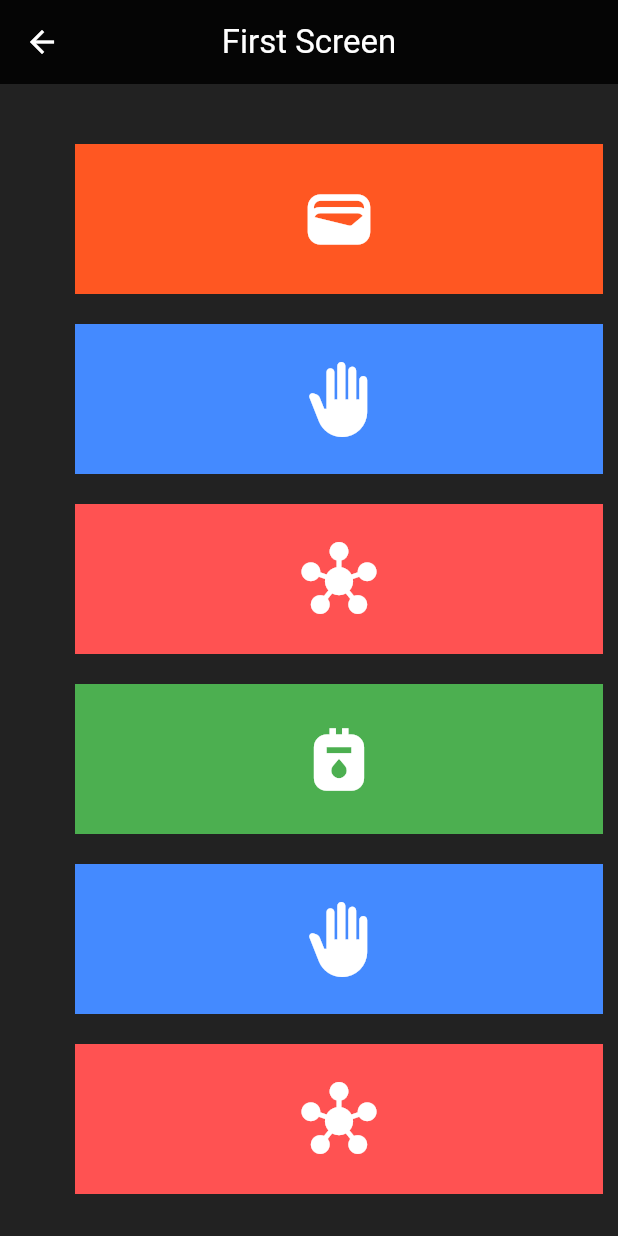
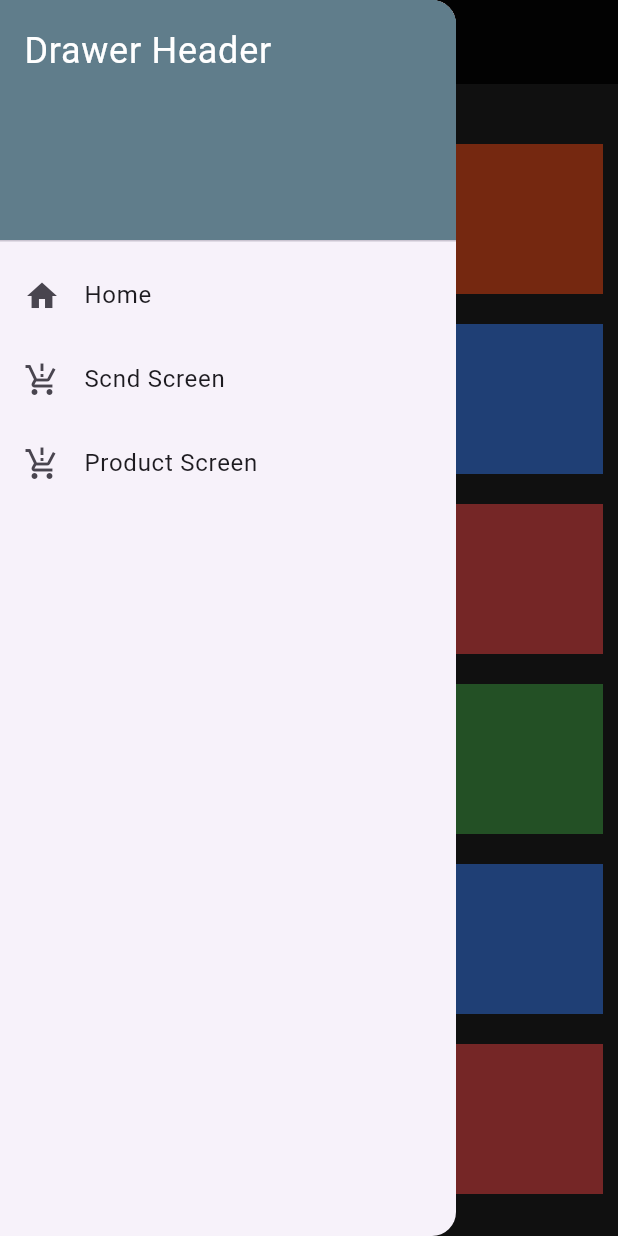
Before and after one commit to Owaisk23/2308B2, a Flutter app: the FirstScreen screen opened directly, with the side drawer open (before the commit the screen has no drawer), on a phone screen of 412 x 824 dp. Run offline on Flutter 3.47's test engine with Material 3 defaults, Android fonts, the phone set to English and light mode, and no system bars; our stand-ins replace device_preview; network calls fail.

Commit message:
added drawer

```diff
--- /dev/null
+++ b/MobAppDevelopment/Flutter/firstproject/lib/drawerSide.dart
@@ -0,0 +1,56 @@
+import 'package:firstproject/firstScreen.dart';
+import 'package:firstproject/product.dart';
+import 'package:firstproject/scndScreen.dart';
+import 'package:flutter/material.dart';
+
+class DrawerSide extends StatefulWidget {
+  const DrawerSide({ Key? key }) : super(key: key);
+
+  @override
+  _DrawerSideState createState() => _DrawerSideState();
+}
+
+class _DrawerSideState extends State<DrawerSide> {
+  @override
+  Widget build(BuildContext context) {
+    return Drawer(
+      child: ListView(
+        padding: EdgeInsets.zero,
+        children: [
+          DrawerHeader(
+            decoration: BoxDecoration(
+              color: Colors.blueGrey
+            ),
+            child: Text('Drawer Header',
+              style: TextStyle(
+                color: Colors.white,
+                fontSize: 24,
+              ),
+            ),
+          ),
+          ListTile(
+            leading: Icon(Icons.home),
+            title: Text('Home'),
+            onTap: () {
+              Navigator.push(context, MaterialPageRoute(builder: (context) => FirstScreen()));
+            },
+          ),
+          ListTile(
+            leading: Icon(Icons.production_quantity_limits),
+            title: Text('Scnd Screen'),
+            onTap: () {
+              Navigator.push(context, MaterialPageRoute(builder: (context) => ScndScreen()));
+            },
+          ),
+          ListTile(
+            leading: Icon(Icons.production_quantity_limits),
+            title: Text('Product Screen'),
+            onTap: () {
+              Navigator.push(context, MaterialPageRoute(builder: (context) => Product()));
+            },
+          ),
+        ],
+      ),
+    );
+  }
+}
--- a/MobAppDevelopment/Flutter/firstproject/lib/firstScreen.dart
+++ b/MobAppDevelopment/Flutter/firstproject/lib/firstScreen.dart
@@ -1,4 +1,6 @@
 import 'package:flutter/material.dart';
+import 'package:firstproject/drawerSide.dart' as drawerSide;
+
 
 class FirstScreen extends StatefulWidget {
   const FirstScreen({Key? key}) : super(key: key);
@@ -256,7 +258,8 @@ class _FirstScreenState extends State<FirstScreen> {
             ],
           ),
         ),
-        )
+        ),
+        drawer: drawerSide.DrawerSide(),
     );
   }
 }
--- a/MobAppDevelopment/Flutter/firstproject/lib/product.dart
+++ b/MobAppDevelopment/Flutter/firstproject/lib/product.dart
@@ -1,5 +1,7 @@
 import 'package:firstproject/scndScreen.dart';
 import 'package:flutter/material.dart';
+import 'package:firstproject/drawerSide.dart' as drawerSide;
+
 
 class Product extends StatefulWidget {
   const Product({ Key? key }) : super(key: key);
@@ -110,6 +112,7 @@ class _ProductState extends State<Product> {
         )
 
       ),
+      drawer: drawerSide.DrawerSide(),
     );
   }
 }
--- a/MobAppDevelopment/Flutter/firstproject/lib/scndScreen.dart
+++ b/MobAppDevelopment/Flutter/firstproject/lib/scndScreen.dart
@@ -1,4 +1,6 @@
 import 'package:flutter/material.dart';
+import 'package:firstproject/drawerSide.dart' as drawerSide;
+
 
 class ScndScreen extends StatefulWidget {
   const ScndScreen({ Key? key }) : super(key: key);
@@ -75,6 +77,7 @@ class _ScndScreenState extends State<ScndScreen> {
           ],
         ),
       ),
+      drawer: drawerSide.DrawerSide(),
     );
   }
 }
```
